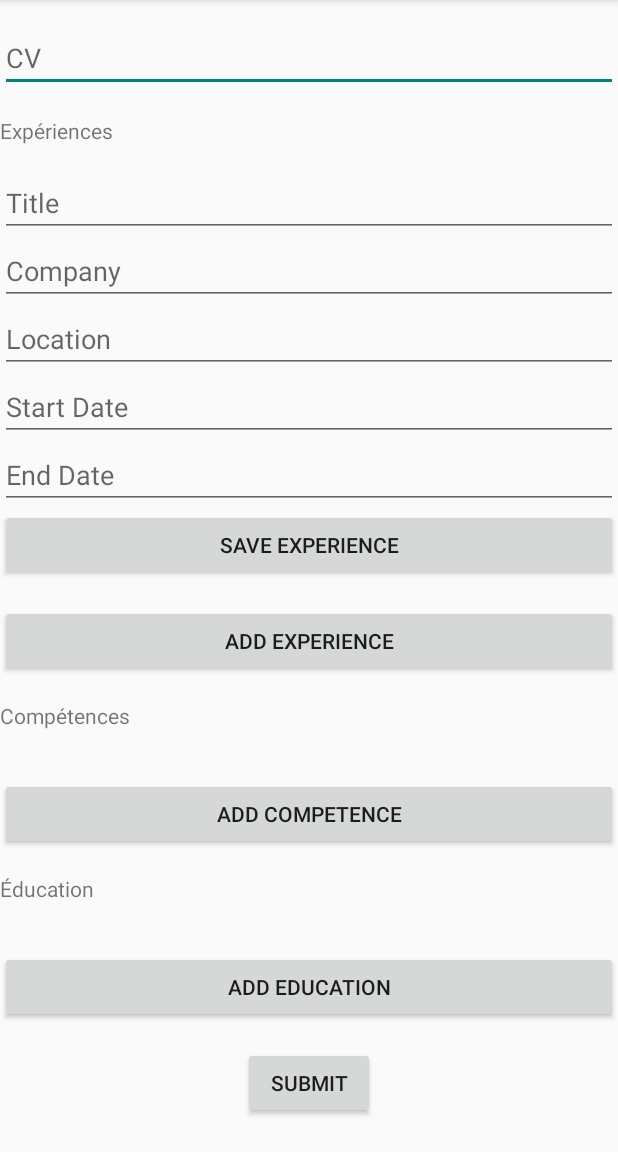
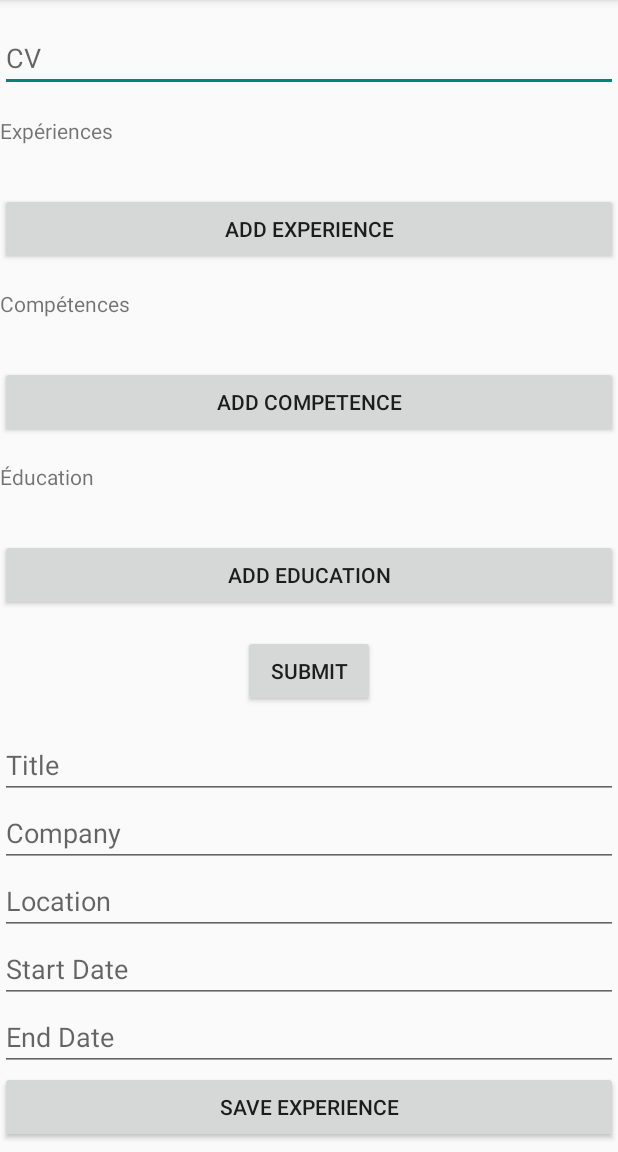
Before and after one commit to PavelDelhomme/kotlin_Jobber, an Android app built with Jetpack Compose: the AdditionalInfoActivity screen opened directly, with no data from a screen before it, after a tap on "ADD EXPERIENCE", on a phone screen of 412 x 824 dp, the part 84-1236 px from its top. Run offline under Robolectric (Android 15) with nearby library versions, the phone set to English and light mode, and no system bars.

```diff
--- a/app/src/main/java/com/delhomme/jobber/SignUser/AdditionalInfoActivity.kt
+++ b/app/src/main/java/com/delhomme/jobber/SignUser/AdditionalInfoActivity.kt
@@ -1,5 +1,6 @@
 package com.delhomme.jobber.SignUser
 
+import android.content.Intent
 import androidx.appcompat.app.AppCompatActivity
 import android.os.Bundle
 import android.widget.Button
@@ -8,10 +9,10 @@ import android.widget.LinearLayout
 import android.widget.TextView
 import android.widget.Toast
 import androidx.cardview.widget.CardView
-import androidx.core.view.get
 import androidx.fragment.app.Fragment
 import androidx.fragment.app.FragmentManager
 import com.delhomme.jobber.R
+import com.delhomme.jobber.ViewProfilsActivity
 import com.google.gson.Gson
 
 class AdditionalInfoActivity : AppCompatActivity() {
@@ -20,7 +21,6 @@ class AdditionalInfoActivity : AppCompatActivity() {
         setContentView(R.layout.activity_additional_info)
 
         setupButtons()
-
     }
 
     private fun setupButtons() {
@@ -28,17 +28,15 @@ class AdditionalInfoActivity : AppCompatActivity() {
         val addSkillsButton = findViewById<Button>(R.id.addSkillButton)
         val addEducationButton = findViewById<Button>(R.id.addEducationButton)
 
-        addExperienceButton.setOnClickListener { showExperienceFragment(null) }
-        addSkillsButton.setOnClickListener { showSkillFragment(null) }
-        addEducationButton.setOnClickListener { showEducationFragment(null) }
+        addExperienceButton.setOnClickListener { showFragment(ExperienceFragment::class.java) }
+        addSkillsButton.setOnClickListener { showFragment(SkillFragment::class.java) }
+        addEducationButton.setOnClickListener { showFragment(EducationFragment::class.java) }
 
         val submitButton = findViewById<Button>(R.id.submitAdditionalInfoButton)
         submitButton.setOnClickListener { saveAllAdditionalInfo() }
-
     }
 
-
-    private fun <T : Fragment> showFragment(fragmentClass: Class<T>, args: Bundle? = null) {
+    private fun <T: Fragment> showFragment(fragmentClass: Class<T>, args: Bundle? = null) {
         val fragment = fragmentClass.newInstance().apply {
             arguments = args
         }
@@ -48,87 +46,17 @@ class AdditionalInfoActivity : AppCompatActivity() {
             .addToBackStack(null)
             .commit()
     }
-
     fun addExperienceToList(experience: Experience) {
-        addToList(R.id.experienceList, experience, formatExperience)
+        addToList(R.id.experienceList, experience, formatExperienceToString)
     }
 
-    /*
-    fun addExperienceToList(experience: Experience) {
-        val experienceList = findViewById<LinearLayout>(R.id.experienceList)
-
-        val cardView = CardView(this).apply {
-            radius = 12f
-            cardElevation = 6f
-            setContentPadding(10, 10, 10, 10)
-            layoutParams = LinearLayout.LayoutParams(
-                LinearLayout.LayoutParams.MATCH_PARENT,
-                LinearLayout.LayoutParams.WRAP_CONTENT
-            ).apply {
-                setMargins(10, 10, 10, 10)
-            }
+    fun addEducationToList(education: Education) {
+        addToList(R.id.educationList, education, formatEducationToString)
     }
 
-        val textView = TextView(this).apply {
-            text = "${experience.titre} chez ${experience.entreprise} à ${experience.lieu}, ${experience.dateDebut} - ${experience.dateFin}"
+    fun addSkillToList(skill: Skill) {
+        addToList(R.id.skillList, skill, formatSkillToString)
     }
-
-        cardView.addView(textView)
-        experienceList.addView(cardView)
-    }*/
-    fun addEducationToList(education: Education) {
-        addToList(R.id.educationList, education, formatEducation)
-    }
-
-    /*
-    fun addEducationToList(education: Education) {
-        val educationList = findViewById<LinearLayout>(R.id.educationList)
-
-        val cardView = CardView(this).apply {
-            radius = 12f
-            cardElevation = 6f
-            setContentPadding(10, 10, 10, 10)
-            layoutParams = LinearLayout.LayoutParams(
-                LinearLayout.LayoutParams.MATCH_PARENT,
-                LinearLayout.LayoutParams.WRAP_CONTENT
-            ).apply {
-                setMargins(10, 10, 10, 10)
-            }
-        }
-
-        val textView = TextView(this).apply {
-            text = "${education.niveau} - ${education.intitule} à ${education.etablissement}, ${education.dateDebut} - ${education.dateFin}"
-        }
-
-        cardView.addView(textView)
-        educationList.addView(cardView)
-    }*/
-    fun addSkillToList(skill: Skill) {
-        addToList(R.id.skillList, skill, formatSkill)
-    }
-    /*
-    fun addSkillToList(skill: Skill) {
-        val skillList = findViewById<LinearLayout>(R.id.skillList)
-
-        val cardView = CardView(this).apply {
-            radius = 12f
-            cardElevation = 6f
-            setContentPadding(10, 10, 10, 10)
-            layoutParams = LinearLayout.LayoutParams(
-                LinearLayout.LayoutParams.MATCH_PARENT,
-                LinearLayout.LayoutParams.WRAP_CONTENT
-            ).apply {
-                setMargins(10, 10, 10, 10)
-            }
-        }
-
-        val textView = TextView(this).apply {
-            text = "${skill.nom} - ${skill.categorie}"
-        }
-
-        cardView.addView(textView)
-        skillList.addView(cardView)
-    }*/
 
     private fun <T> addToList(listId: Int, item: T, formatter: (T) -> String) {
         val list = findViewById<LinearLayout>(listId)
@@ -146,15 +74,88 @@ class AdditionalInfoActivity : AppCompatActivity() {
 
         val textView = TextView(this).apply { text = content }
 
+        val buttonContainer = LinearLayout(this).apply {
+            orientation = LinearLayout.HORIZONTAL
+        }
+
+        val editButton = Button(this).apply {
+            text = "Modifier"
+            setOnClickListener {
+                if (item is Experience) {
+                    showFragment(ExperienceFragment::class.java, Bundle().apply {
+                        putString("experience", Gson().toJson(item))
+                    })
+                } else if (item is Education) {
+                    showFragment(EducationFragment::class.java, Bundle().apply {
+                        putString("education", Gson().toJson(item))
+                    })
+                } else if (item is Skill) {
+                    showFragment(SkillFragment::class.java, Bundle().apply {
+                        putString("skill", Gson().toJson(item))
+                    })
+                }
+                list.removeView(cardView)
+            }
+        }
+
+        val deleteButton = Button(this).apply {
+            text = "X"
+            setOnClickListener {
+                list.removeView(cardView)
+            }
+        }
+
+        buttonContainer.addView(editButton)
+        buttonContainer.addView(deleteButton)
+
         cardView.addView(textView)
+        cardView.addView(buttonContainer)
         list.addView(cardView)
     }
 
 
-    private val formatExperience: (CardView) -> Experience = { card ->
+    private val formatExperienceToString: (Experience) -> String = { exp ->
+        "${exp.titre} chez ${exp.entreprise} à ${exp.lieu}, ${exp.dateDebut} - ${exp.dateFin}"
+    }
+
+    private val formatEducationToString: (Education) -> String = { edu ->
+        "${edu.niveau} - ${edu.intitule} à ${edu.etablissement}, ${edu.dateDebut} - ${edu.dateFin}, ${edu.localisation}"
+    }
+
+    private val formatSkillToString: (Skill) -> String = { skl ->
+        "${skl.nom} - ${skl.categorie}"
+    }
+
+    private fun saveAllAdditionalInfo() {
+        // Récupération des informations
+        val experiences = extractList<Experience>(R.id.experienceList, formatExperienceFromCardView)
+        val skills = extractList<Skill>(R.id.skillList, formatSkillFromCardView)
+        val educations = extractList<Education>(R.id.educationList, formatEducationFromCardView)
+
+        val sharedPreferences = getSharedPreferences("user_prefs", MODE_PRIVATE)
+        val editor = sharedPreferences.edit()
+
+        editor.putString("experiences", Gson().toJson(experiences))
+        editor.putString("skills", Gson().toJson(skills))
+        editor.putString("educations", Gson().toJson(educations))
+
+        editor.apply()
+
+        Toast.makeText(this, "Informations enregistrées avec succès !", Toast.LENGTH_SHORT).show()
+
+        startActivity(Intent(this, ViewProfilsActivity::class.java))
+    }
+
+    private fun <T> extractList(listId: Int, extractor: (CardView) -> T): List<T> {
+        val list = findViewById<LinearLayout>(listId)
+        return (0 until list.childCount).mapNotNull { i ->
+            val cardView = list.getChildAt(i) as? CardView
+            cardView?.let { extractor(it) }
+        }
+    }
+    private val formatExperienceFromCardView: (CardView) -> Experience = { card ->
         val content = (card.getChildAt(0) as TextView).text.toString()
         val parts = content.split(" chez ", " à ", ", ", " - ")
-        if (parts.size >= 5) {
         Experience(
             titre = parts[0].trim(),
             entreprise = parts[1].trim(),
@@ -164,85 +165,33 @@ class AdditionalInfoActivity : AppCompatActivity() {
             competences = listOf(),
             missions = listOf()
         )
-        } else null
     }
-    private val formatEducation: (CardView) -> Education = { card ->
+
+
+    private val formatEducationFromCardView: (CardView) -> Education = { card ->
         val content = (card.getChildAt(0) as TextView).text.toString()
-        val parts = content.split(" - ", " à ", ", ", " - ")
-        if (parts.size >= 4) {
+        val parts = content.split(" - ", " à ", " - ", " - ")
+        if (parts.size >= 6) {
             Education(
                 niveau = parts[0].trim(),
                 intitule = parts[1].trim(),
                 etablissement = parts[2].trim(),
                 dateDebut = parts[3].trim(),
                 dateFin = parts[4].trim(),
-                competences = listOf()
+                localisation = parts[5].trim(),
+                competences = listOf(),
             )
-        } else null
+        } else {
+            throw IllegalStateException("Incorrect format for education information")
+        }
     }
 
-    private val formatSkill: (CardView) -> Skill = { card ->
+    private val formatSkillFromCardView: (CardView) -> Skill = { card ->
         val content = (card.getChildAt(0) as TextView).text.toString()
         val parts = content.split(" - ")
-        if (parts.size >= 2) {
         Skill(
             nom = parts[0].trim(),
             categorie = parts[1].trim()
         )
-        } else null
-    }
-
-    private fun showExperienceFragment(experience: Experience?) {
-        val fragment = ExperienceFragment()
-        experience?.let {
-            val args = Bundle()
-            args.putString("experience", Gson().toJson(experience))
-            fragment.arguments = args
-        }
-
-        supportFragmentManager.beginTransaction()
-            .replace(R.id.experienceContainer, fragment)
-            .addToBackStack(null)
-            .commit()
-    }
-
-    private fun showEducationFragment(education: Education?) {
-        val fragment = EducationFragment()
-        education?.let {
-            val args = Bundle()
-            args.putString("education", Gson().toJson(education))
-            fragment.arguments = args
-        }
-
-        supportFragmentManager.beginTransaction()
-            .replace(R.id.experienceContainer, fragment)
-            .addToBackStack(null)
-            .commit()
-    }
-
-    private fun showSkillFragment(skill: Skill?) {
-        val fragment = SkillFragment()
-        skill?.let {
-            val args = Bundle()
-            args.putString("skill", Gson().toJson(skill))
-            fragment.arguments = args
-        }
-
-        supportFragmentManager.beginTransaction()
-            .replace(R.id.experienceContainer, fragment)
-            .addToBackStack(null)
-            .commit()
-    }
-
-    private fun <T> extractList(listId: Int, extractor: (CardView) -> T): List<T> {
-        val list = findViewById<LinearLayout>(listId)
-        return (0 until list.childCount).mapNotNull { i ->
-            val cardView = list.getChildAt(i) as? CardView
-            cardView?.let { extractor(it) }
     }
 }
-
-    private fun saveAllAdditionalInfo() {
-
-    }
-}
--- a/app/src/main/res/layout/activity_additional_info.xml
+++ b/app/src/main/res/layout/activity_additional_info.xml
@@ -116,5 +116,12 @@
             android:layout_below="@id/addEducationButton"
             android:layout_centerHorizontal="true"
             android:layout_marginTop="16dp"/>
+        <FrameLayout
+            android:id="@+id/container"
+            android:layout_width="match_parent"
+            android:layout_height="wrap_content"
+            android:layout_below="@+id/submitAdditionalInfoButton"
+            android:layout_marginTop="16dp" />
+
     </RelativeLayout>
 </ScrollView>
```
Lines whose indentation alone changed are shown as unchanged.
